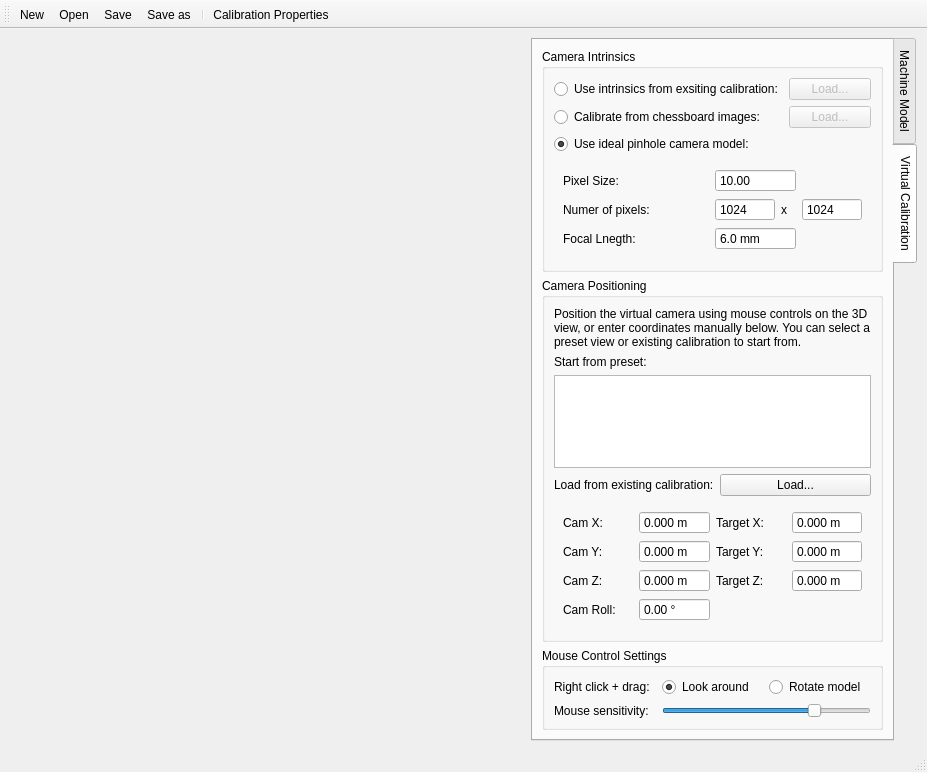
First picture: the form in calcam/gui/qt_designer_files/virtual_calib_editor.ui, repository euratom-software/calcam, before the edit.
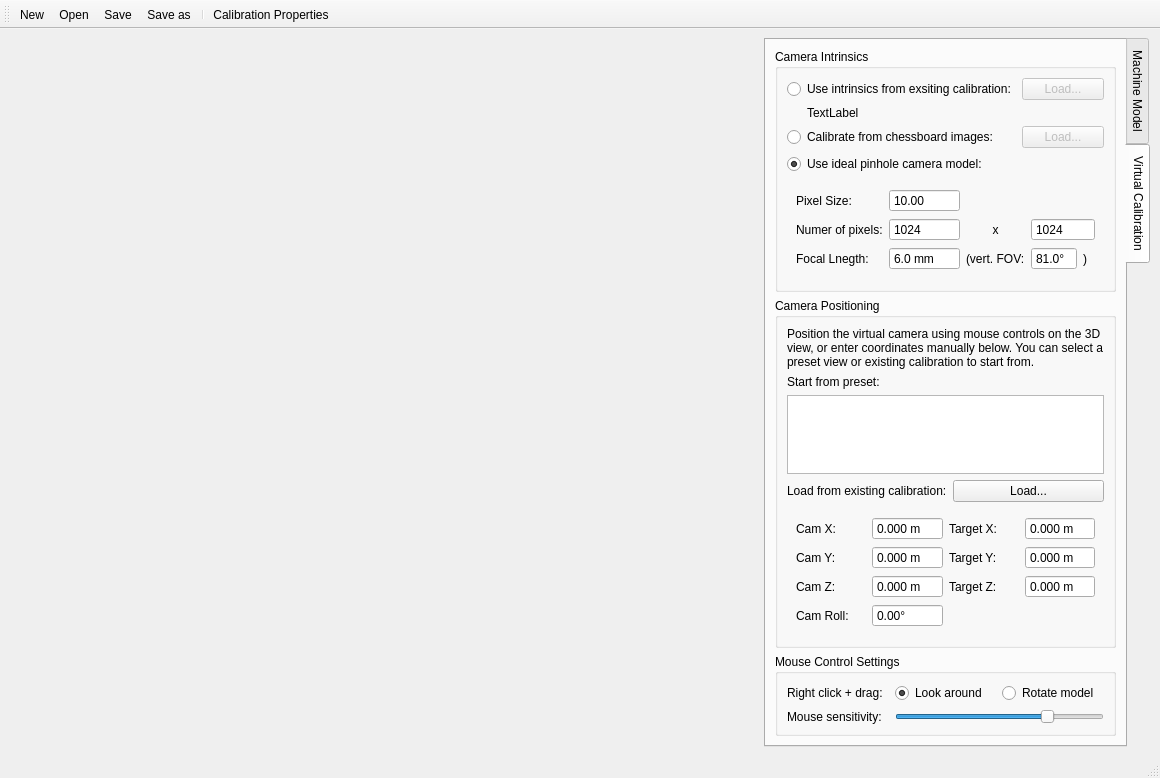
Second picture: the form after the edit. The open tabs and pages were chosen to show the change.

Commit message: Enhancements and bugfixes to virtual calib editor; update changelog and note dev status in version string.

```diff
--- a/calcam/gui/qt_designer_files/virtual_calib_editor.ui
+++ b/calcam/gui/qt_designer_files/virtual_calib_editor.ui
@@ -6,8 +6,8 @@
    <rect>
     <x>0</x>
     <y>0</y>
-    <width>927</width>
-    <height>772</height>
+    <width>1160</width>
+    <height>778</height>
    </rect>
   </property>
   <property name="sizePolicy">
@@ -181,31 +181,7 @@
            <property name="sizeConstraint">
             <enum>QLayout::SetMinimumSize</enum>
            </property>
-           <item row="1" column="0">
-            <widget class="QRadioButton" name="chessboard_intrinsics">
-             <property name="text">
-              <string>Calibrate from chessboard images:</string>
-             </property>
-            </widget>
-           </item>
-           <item row="0" column="0">
-            <widget class="QRadioButton" name="calcam_intrinsics">
-             <property name="text">
-              <string>Use intrinsics from exsiting calibration:</string>
-             </property>
-            </widget>
-           </item>
-           <item row="3" column="0">
-            <widget class="QRadioButton" name="pinhole_intrinsics">
-             <property name="text">
-              <string>Use ideal pinhole camera model:</string>
-             </property>
-             <property name="checked">
-              <bool>true</bool>
-             </property>
-            </widget>
-           </item>
-           <item row="1" column="1">
+           <item row="2" column="1">
             <widget class="QPushButton" name="load_chessboard_button">
              <property name="enabled">
               <bool>false</bool>
@@ -221,8 +197,8 @@
              </property>
             </widget>
            </item>
-           <item row="4" column="0" colspan="2">
-            <widget class="QFrame" name="frame">
+           <item row="5" column="0" colspan="2">
+            <widget class="QFrame" name="pinhole_params_box">
              <property name="minimumSize">
               <size>
                <width>0</width>
@@ -236,14 +212,66 @@
               <enum>QFrame::Raised</enum>
              </property>
              <layout class="QGridLayout" name="gridLayout_5">
-              <item row="2" column="2" colspan="2">
+              <item row="1" column="0">
+               <widget class="QLabel" name="label_2">
+                <property name="text">
+                 <string>Numer of pixels:</string>
+                </property>
+               </widget>
+              </item>
+              <item row="1" column="2">
+               <widget class="QSpinBox" name="x_pixels_box">
+                <property name="buttonSymbols">
+                 <enum>QAbstractSpinBox::NoButtons</enum>
+                </property>
+                <property name="keyboardTracking">
+                 <bool>false</bool>
+                </property>
+                <property name="minimum">
+                 <number>2</number>
+                </property>
+                <property name="maximum">
+                 <number>16384</number>
+                </property>
+                <property name="value">
+                 <number>1024</number>
+                </property>
+               </widget>
+              </item>
+              <item row="1" column="3">
+               <widget class="QLabel" name="label_6">
+                <property name="text">
+                 <string>x</string>
+                </property>
+                <property name="alignment">
+                 <set>Qt::AlignCenter</set>
+                </property>
+               </widget>
+              </item>
+              <item row="2" column="0">
+               <widget class="QLabel" name="label_3">
+                <property name="text">
+                 <string>Focal Lnegth:</string>
+                </property>
+               </widget>
+              </item>
+              <item row="2" column="2">
                <widget class="QDoubleSpinBox" name="focal_length_box">
+                <property name="wrapping">
+                 <bool>false</bool>
+                </property>
+                <property name="frame">
+                 <bool>true</bool>
+                </property>
                 <property name="buttonSymbols">
                  <enum>QAbstractSpinBox::NoButtons</enum>
                 </property>
                 <property name="keyboardTracking">
                  <bool>false</bool>
                 </property>
+                <property name="showGroupSeparator" stdset="0">
+                 <bool>false</bool>
+                </property>
                 <property name="suffix">
                  <string> mm</string>
                 </property>
@@ -264,21 +292,53 @@
                 </property>
                </widget>
               </item>
-              <item row="2" column="0">
-               <widget class="QLabel" name="label_3">
+              <item row="0" column="0">
+               <widget class="QLabel" name="label">
                 <property name="text">
-                 <string>Focal Lnegth:</string>
+                 <string>Pixel Size:</string>
                 </property>
                </widget>
               </item>
-              <item row="0" column="2" colspan="2">
+              <item row="2" column="3">
+               <widget class="QLabel" name="label_17">
+                <property name="text">
+                 <string>(vert. FOV:</string>
+                </property>
+               </widget>
+              </item>
+              <item row="2" column="4">
+               <widget class="QDoubleSpinBox" name="fov_box">
+                <property name="sizePolicy">
+                 <sizepolicy hsizetype="Minimum" vsizetype="Fixed">
+                  <horstretch>0</horstretch>
+                  <verstretch>0</verstretch>
+                 </sizepolicy>
+                </property>
+                <property name="buttonSymbols">
+                 <enum>QAbstractSpinBox::NoButtons</enum>
+                </property>
+                <property name="keyboardTracking">
+                 <bool>false</bool>
+                </property>
+                <property name="suffix">
+                 <string>°</string>
+                </property>
+                <property name="decimals">
+                 <number>1</number>
+                </property>
+                <property name="minimum">
+                 <double>0.100000000000000</double>
+                </property>
+                <property name="maximum">
+                 <double>179.000000000000000</double>
+                </property>
+                <property name="value">
+                 <double>81.000000000000000</double>
+                </property>
+               </widget>
+              </item>
+              <item row="0" column="2">
                <widget class="QDoubleSpinBox" name="pixel_size_box">
-                <property name="maximumSize">
-                 <size>
-                  <width>16777215</width>
-                  <height>16777215</height>
-                 </size>
-                </property>
                 <property name="buttonSymbols">
                  <enum>QAbstractSpinBox::NoButtons</enum>
                 </property>
@@ -296,66 +356,15 @@
                 </property>
                </widget>
               </item>
-              <item row="0" column="0">
-               <widget class="QLabel" name="label">
+              <item row="2" column="5">
+               <widget class="QLabel" name="label_18">
                 <property name="text">
-                 <string>Pixel Size:</string>
+                 <string>)</string>
                 </property>
                </widget>
               </item>
-              <item row="1" column="0">
-               <widget class="QLabel" name="label_2">
-                <property name="text">
-                 <string>Numer of pixels:</string>
-                </property>
-               </widget>
-              </item>
-              <item row="1" column="2">
-               <widget class="QSpinBox" name="x_pixels_box">
-                <property name="maximumSize">
-                 <size>
-                  <width>60</width>
-                  <height>16777215</height>
-                 </size>
-                </property>
-                <property name="buttonSymbols">
-                 <enum>QAbstractSpinBox::NoButtons</enum>
-                </property>
-                <property name="keyboardTracking">
-                 <bool>false</bool>
-                </property>
-                <property name="minimum">
-                 <number>2</number>
-                </property>
-                <property name="maximum">
-                 <number>16384</number>
-                </property>
-                <property name="value">
-                 <number>1024</number>
-                </property>
-               </widget>
-              </item>
-              <item row="1" column="3">
-               <widget class="QLabel" name="label_6">
-                <property name="maximumSize">
-                 <size>
-                  <width>15</width>
-                  <height>16777215</height>
-                 </size>
-                </property>
-                <property name="text">
-                 <string>x</string>
-                </property>
-               </widget>
-              </item>
-              <item row="1" column="4">
+              <item row="1" column="4" colspan="2">
                <widget class="QSpinBox" name="y_pixels_box">
-                <property name="maximumSize">
-                 <size>
-                  <width>60</width>
-                  <height>16777215</height>
-                 </size>
-                </property>
                 <property name="buttonSymbols">
                  <enum>QAbstractSpinBox::NoButtons</enum>
                 </property>
@@ -376,6 +385,23 @@
              </layout>
             </widget>
            </item>
+           <item row="0" column="0">
+            <widget class="QRadioButton" name="calcam_intrinsics">
+             <property name="text">
+              <string>Use intrinsics from exsiting calibration:</string>
+             </property>
+            </widget>
+           </item>
+           <item row="4" column="0">
+            <widget class="QRadioButton" name="pinhole_intrinsics">
+             <property name="text">
+              <string>Use ideal pinhole camera model:</string>
+             </property>
+             <property name="checked">
+              <bool>true</bool>
+             </property>
+            </widget>
+           </item>
            <item row="0" column="1">
             <widget class="QPushButton" name="load_intrinsics_button">
              <property name="enabled">
@@ -386,6 +412,35 @@
              </property>
             </widget>
            </item>
+           <item row="2" column="0">
+            <widget class="QRadioButton" name="chessboard_intrinsics">
+             <property name="text">
+              <string>Calibrate from chessboard images:</string>
+             </property>
+            </widget>
+           </item>
+           <item row="1" column="0" colspan="2">
+            <widget class="QLabel" name="calcam_intrinsics_fname">
+             <property name="sizePolicy">
+              <sizepolicy hsizetype="Minimum" vsizetype="Preferred">
+               <horstretch>0</horstretch>
+               <verstretch>0</verstretch>
+              </sizepolicy>
+             </property>
+             <property name="text">
+              <string>TextLabel</string>
+             </property>
+             <property name="scaledContents">
+              <bool>true</bool>
+             </property>
+             <property name="alignment">
+              <set>Qt::AlignLeading|Qt::AlignLeft|Qt::AlignVCenter</set>
+             </property>
+             <property name="indent">
+              <number>20</number>
+             </property>
+            </widget>
+           </item>
           </layout>
          </widget>
         </item>
@@ -675,7 +730,7 @@
                  <bool>false</bool>
                 </property>
                 <property name="suffix">
-                 <string> °</string>
+                 <string>°</string>
                 </property>
                 <property name="minimum">
                  <double>-90.000000000000000</double>
```
The commit also changes 3 other files.
